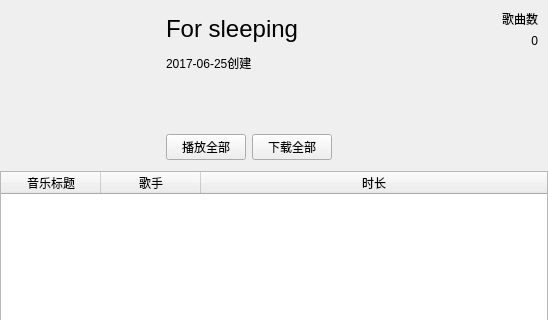
This is scrollContentWidget/usermusicwidget.ui in tongtianli/QtMusicPlayer as Qt 5 draws it before an edit; both pictures show x 0 to 548 and y 0 to 320 of the 548 by 497 pixel window. The edited form follows.
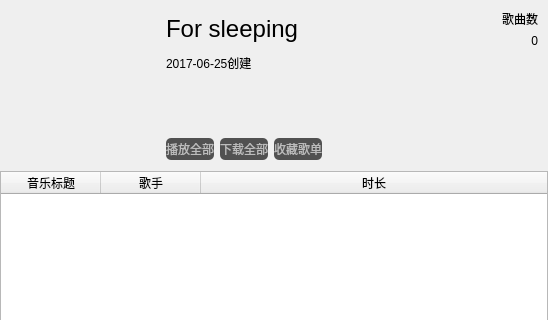
This is the edited form. Icons and pictures are not drawn. Custom widgets are drawn as their Qt base class.

Patch:
```diff
--- a/scrollContentWidget/usermusicwidget.ui
+++ b/scrollContentWidget/usermusicwidget.ui
@@ -16,6 +16,31 @@
   <property name="windowTitle">
    <string>Form</string>
   </property>
+  <property name="styleSheet">
+   <string notr="true">QPushButton{
+
+	border: none;
+	border-radius: 5px;
+	min-width: 22px;
+	min-height: 22px;	
+}
+
+QPushButton:enabled {
+        background: rgb(81, 81, 81);
+        	color: rgb(188, 188, 188);
+}
+QPushButton:!enabled {
+        background: rgb(100, 100, 100);
+        color: rgb(200, 200, 200);
+}
+QPushButton:enabled:hover{
+        background: rgb(85, 85, 85);
+}
+QPushButton:enabled:pressed{
+        background: rgb(80, 80, 80);
+}
+</string>
+  </property>
   <layout class="QVBoxLayout" name="verticalLayout_3" stretch="0,1">
    <property name="leftMargin">
     <number>0</number>
@@ -152,6 +177,21 @@
            <property name="text">
             <string>下载全部</string>
            </property>
+           <property name="icon">
+            <iconset resource="../absFiles/absfiles.qrc">
+             <normaloff>:/image/resource/downloadAll.png</normaloff>:/image/resource/downloadAll.png</iconset>
+           </property>
+          </widget>
+         </item>
+         <item>
+          <widget class="QPushButton" name="pushButton">
+           <property name="text">
+            <string>收藏歌单</string>
+           </property>
+           <property name="icon">
+            <iconset resource="../absFiles/absfiles.qrc">
+             <normaloff>:/image/resource/book.png</normaloff>:/image/resource/book.png</iconset>
+           </property>
           </widget>
          </item>
          <item>
```
Left out of the diff: 9 changed lines with no effect on the pictures.
